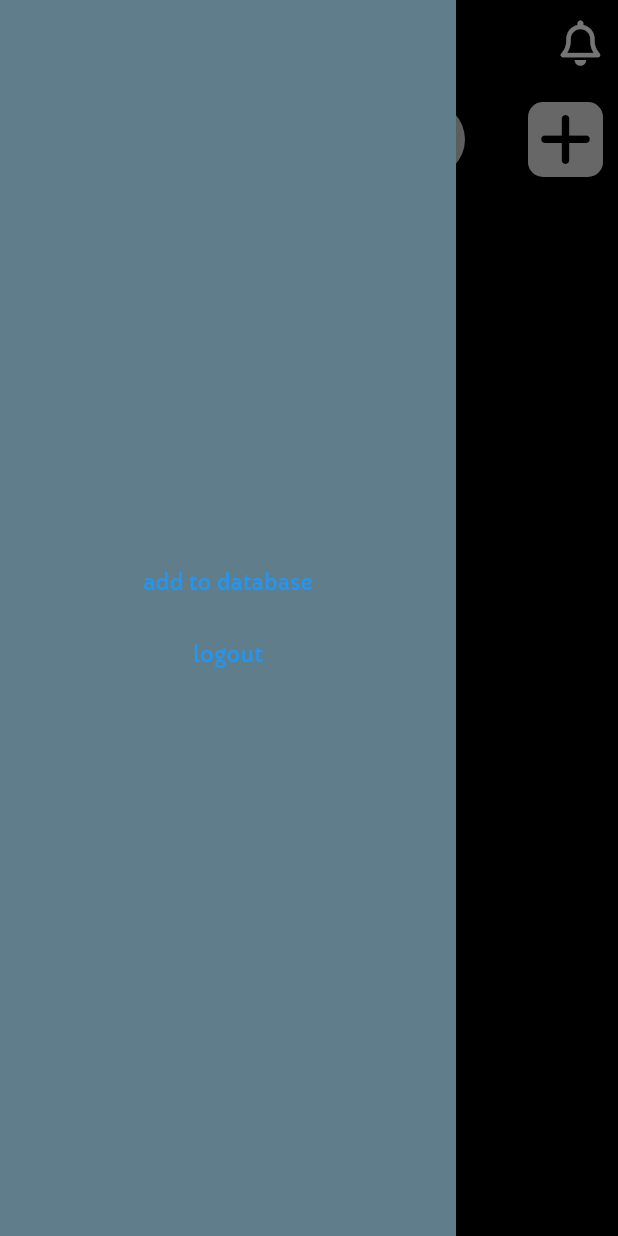
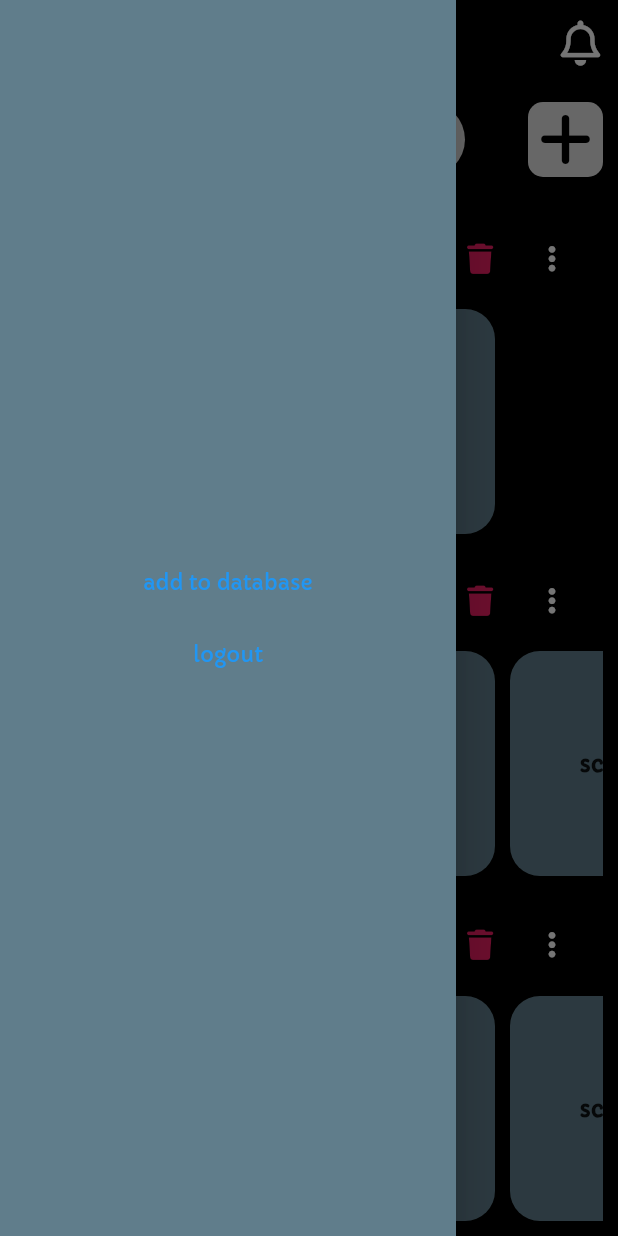
Before and after one commit to Tanmay-R-Choudhary/task_manager, a Flutter app: the screen it shows once a user with an empty profile is signed in, in the side drawer, after a tap on "add to database", on a phone screen of 412 x 824 dp. Run offline on Flutter 3.47's test engine with Material 2 defaults, Android fonts, the phone set to English and light mode, and no system bars; our stand-ins replace firebase_auth, firebase_core, firebase_database, font_awesome_flutter, get; accounts and stored records are empty.

Commit message:
adding database support

```diff
--- a/lib/custom_widgets/groups/group/controller/group_controller.dart
+++ /dev/null
@@ -1,48 +0,0 @@
-import 'package:firebase_database/firebase_database.dart';
-import 'package:get/get.dart';
-import 'package:task_manager/custom_widgets/groups/group/view/groups.dart';
-import 'package:task_manager/custom_widgets/groups/group_card/view/group_card.dart';
-
-class GroupController extends GetxController {
-  final List<DataSnapshot> userData;
-  GroupController({required this.userData});
-
-  Map<String, List<DataSnapshot>> _groupFilter = {};
-  Map<String, List<GroupCard>> groupCards = {};
-
-  void _makeGroups() {
-    for (var element in userData) {
-      if (_groupFilter
-          .containsKey(element.child("category").value.toString())) {
-        _groupFilter[element.child("category").value.toString()]?.add(element);
-      } else {
-        _groupFilter[element.child("category").value.toString()] = [element];
-      }
-    }
-  }
-
-  void _makeCards() {
-    _makeGroups();
-
-    for (var e in _groupFilter.entries) {
-      List<GroupCard> _cards = [];
-      for (var v in e.value) {
-        _cards.add(GroupCard(title: v.child("title").value.toString()));
-      }
-
-      groupCards[e.key] = _cards;
-    }
-  }
-
-  List<Groups> returnAllGroups() {
-    _makeCards();
-
-    List<Groups> displayGroups = [];
-
-    for (var i in groupCards.entries) {
-      displayGroups.add(Groups(groupTitle: i.key, cards: i.value));
-    }
-
-    return displayGroups;
-  }
-}
--- a/lib/screens/create_account/view/create_account.dart
+++ b/lib/screens/create_account/view/create_account.dart
@@ -117,7 +117,9 @@ class CreateAccountPage extends GetView<CreateAccountPageController> {
                           thickness: 1.0,
                         ),
                         const Spacer(),
-                        Align(
+                        Padding(
+                          padding: const EdgeInsets.only(bottom: 10),
+                          child: Align(
                             alignment: Alignment.center,
                             child: GestureDetector(
                                 onTap: () {
@@ -128,6 +130,7 @@ class CreateAccountPage extends GetView<CreateAccountPageController> {
                                   style: TextStyle(
                                       color: Colors.black, fontSize: 10.0),
                                 )),
+                          ),
                         )
                       ],
                     ),
--- a/lib/screens/home/controller/home_controller.dart
+++ b/lib/screens/home/controller/home_controller.dart
@@ -1,5 +1,24 @@
+import 'package:flutter/material.dart';
 import 'package:get/get.dart';
+import 'package:task_manager/screens/home/view/group.dart';
 
 class HomeController extends GetxController {
   var notificationsAvailable = false.obs;
+
+  late List<Widget> groups;
+
+  List<Widget> makeGroups() {
+    groups = [
+      const Group(
+          groupTitle: "Your teams", cardTitles: ["Physics engine", 'scout R']),
+      const Group(
+          groupTitle: "Personal projects",
+          cardTitles: ["Physics engine", 'scout R', 'scout R', 'scout R']),
+      const Group(
+          groupTitle: "Personal projects for rocketry",
+          cardTitles: ["Physics engine", 'scout R', 'scout R', 'scout R']),
+    ];
+
+    return groups;
+  }
 }
--- /dev/null
+++ b/lib/screens/home/view/group.dart
@@ -0,0 +1,97 @@
+import 'package:flutter/material.dart';
+import 'package:font_awesome_flutter/font_awesome_flutter.dart';
+import 'package:get/get.dart';
+import 'package:task_manager/screens/home/view/dialogs.dart';
+
+class Group extends StatelessWidget {
+  final String groupTitle;
+  final List<String> cardTitles;
+  const Group({Key? key, required this.groupTitle, required this.cardTitles})
+      : super(key: key);
+
+  @override
+  Widget build(BuildContext context) {
+    List<GroupCard> makeChildren() {
+      List<GroupCard> cards = [];
+
+      for (var s in cardTitles) {
+        cards.add(GroupCard(cardTitle: s));
+      }
+
+      return cards;
+    }
+
+    return Column(
+      crossAxisAlignment: CrossAxisAlignment.start,
+      children: [
+        Padding(
+          padding: const EdgeInsets.all(10.0),
+          child: Row(
+            children: [
+              SizedBox(
+                width: 200.0,
+                child: Text(
+                  groupTitle,
+                  style: const TextStyle(
+                      color: Colors.white,
+                      fontWeight: FontWeight.bold,
+                      fontSize: 20.0),
+                ),
+              ),
+              const Spacer(),
+              IconButton(
+                  onPressed: () {
+                    Get.dialog(const CardCreatorDialog());
+                  },
+                  icon: const Icon(FontAwesomeIcons.plus,
+                      color: Colors.white, size: 20.0)),
+              IconButton(
+                  onPressed: () {
+                    Get.dialog(const GroupDeleterDialog());
+                  },
+                  icon: const Icon(FontAwesomeIcons.trash,
+                      color: Colors.pink, size: 20.0)),
+              IconButton(
+                  onPressed: () {},
+                  icon: const Icon(FontAwesomeIcons.ellipsisVertical,
+                      color: Colors.white, size: 20.0))
+            ],
+          ),
+        ),
+        Padding(
+          padding: const EdgeInsets.only(bottom: 10.0),
+          child: SizedBox(
+            height: 150.0,
+            child: ListView(
+              scrollDirection: Axis.horizontal,
+              padding: const EdgeInsets.only(left: 10.0),
+              children: makeChildren(),
+            ),
+          ),
+        ),
+      ],
+    );
+  }
+}
+
+class GroupCard extends StatelessWidget {
+  final String cardTitle;
+  const GroupCard({Key? key, required this.cardTitle}) : super(key: key);
+
+  @override
+  Widget build(BuildContext context) {
+    return Container(
+      margin: const EdgeInsets.only(right: 10.0),
+      height: 150,
+      width: 150,
+      decoration: BoxDecoration(
+          color: Colors.blueGrey, borderRadius: BorderRadius.circular(20.0)),
+      child: Center(
+        child: Text(
+          cardTitle,
+          style: const TextStyle(fontSize: 15.0, fontWeight: FontWeight.bold),
+        ),
+      ),
+    );
+  }
+}
--- a/lib/screens/home/view/home.dart
+++ b/lib/screens/home/view/home.dart
@@ -2,26 +2,17 @@ import 'package:flutter/material.dart';
 import 'package:flutter/services.dart';
 import 'package:font_awesome_flutter/font_awesome_flutter.dart';
 import 'package:get/get.dart';
-import 'package:task_manager/custom_widgets/groups/group/controller/group_controller.dart';
-import 'package:task_manager/custom_widgets/groups/group/view/groups.dart';
 import 'package:task_manager/screens/home/controller/home_controller.dart';
+import 'package:task_manager/screens/home/view/dialogs.dart';
 import 'package:task_manager/screens/notifications/binding/notifications_binding.dart';
 import 'package:task_manager/screens/notifications/view/notifications.dart';
 import 'package:task_manager/utils/firebase_authentication_service.dart';
-import 'package:task_manager/utils/firebase_database_service.dart';
 
 class HomePage extends GetView<HomeController> {
   const HomePage({Key? key}) : super(key: key);
 
   @override
   Widget build(BuildContext context) {
-    Get.put(GroupController(
-        userData: DatabaseServiceController.instance.getUserData));
-
-    var groupController = Get.find<GroupController>();
-
-    List<Groups> res = groupController.returnAllGroups();
-
     return AnnotatedRegion<SystemUiOverlayStyle>(
       value: const SystemUiOverlayStyle(
         statusBarColor: Colors.transparent,
@@ -35,18 +26,7 @@ class HomePage extends GetView<HomeController> {
             mainAxisAlignment: MainAxisAlignment.center,
             children: [
               TextButton(
-                  child: const Text("add to database"),
-                  onPressed: () {
-                    DatabaseServiceController.instance
-                        .addData("test category 1", "test title 1");
-                    DatabaseServiceController.instance
-                        .addData("test category 2", "test title 2");
-                    DatabaseServiceController.instance
-                        .addData("test category 3", "test title 3");
-
-                    DatabaseServiceController.instance.updateData();
-                    // DatabaseServiceController.instance.printData();
-                  }),
+                  child: const Text("add to database"), onPressed: () {}),
               TextButton(
                   child: const Text("logout"),
                   onPressed: () {
@@ -114,8 +94,7 @@ class HomePage extends GetView<HomeController> {
                       const Spacer(),
                       GestureDetector(
                         onTap: () {
-                          controller.notificationsAvailable.value =
-                              !controller.notificationsAvailable.value;
+                          Get.dialog(const GroupCreatorDialog());
                         },
                         child: Container(
                           height: 50.0,
@@ -136,7 +115,7 @@ class HomePage extends GetView<HomeController> {
                     const SizedBox(
                       height: 20.0,
                     ),
-                    ...res
+                    ...controller.makeGroups()
                   ]),
                 ),
               ),
--- a/lib/utils/firebase_authentication_service.dart
+++ b/lib/utils/firebase_authentication_service.dart
@@ -22,7 +22,6 @@ class AuthenticationServiceController extends GetxController {
 
   _initaliseScreen(User? user) {
     if (user == null) {
-      print("this hit");
       Get.offAll(() => const StartPage(), binding: StartPageBinding());
     } else {
       Get.offAll(() => const HomePage(), binding: HomeBinding());
--- a/lib/utils/firebase_database_service.dart
+++ b/lib/utils/firebase_database_service.dart
@@ -8,51 +8,35 @@ class DatabaseServiceController extends GetxController {
 
   DatabaseServiceController({required this.currentUser});
 
-  // late Rx<Future<DataSnapshot?>> _userData;
-  final List<DataSnapshot> _userData = [];
-
   FirebaseDatabase database = FirebaseDatabase.instance;
 
-  late Rx<DatabaseReference> dbUserRef;
+  late DatabaseReference userDataRef;
 
-  Future<void> _initialiseData() async {
-    await dbUserRef.value.once().then((value) {
-      value.snapshot.child('${currentUser?.uid}').children.forEach((element) {
-        database.ref('groups/${element.value}').once().then((value) {
-          _userData.add(value.snapshot);
-        });
-      });
-    });
+  late DatabaseReference groupsDataRef;
+
+  late DatabaseReference projectsDataRef;
+
+  @override
+  void onInit() {
+    userDataRef = database.ref("users/${currentUser?.uid}");
+    groupsDataRef = database.ref("groups/");
+    projectsDataRef = database.ref("projects/");
+    super.onInit();
   }
 
-  List<DataSnapshot> get getUserData {
-    return _userData;
+  void makeNewGroup(String groupTitle) async {
+    var id = groupsDataRef.push();
+    await id.set({'title': groupTitle});
+
+    await userDataRef.push().set(id.key);
   }
 
-  void addData(String category, String title) async {
-    var id_group = database.ref('groups/').push();
-    await id_group.set({'category': category, 'title': title});
+  void makeNewProject(String projectTitle) async {
+    var id = projectsDataRef.push();
+    await id.set({'title': projectTitle});
 
-    print(currentUser?.uid);
-
-    database.ref('users/${currentUser?.uid}').push().set(id_group.key);
+    // groupsDataRef; TODO: get the group to which new project must be added
   }
 
-  void printData() {
-    for (var e in _userData) {
-      print(e);
-    }
-  }
-
-  void updateData() {
-    _initialiseData();
-  }
-
-  @override
-  void onReady() {
-    super.onReady();
-    _initialiseData();
-    dbUserRef = Rx<DatabaseReference>(database.ref('users/'));
-    // dbUserRef.bindStream(dbUserRef.value.onChildChanged);
-  }
+  void deleteGroup() {}
 }
```
Also changed, not shown: lib/custom_widgets/groups/group/view/groups.dart (deleted, +0 -55 lines), lib/custom_widgets/groups/group_card/view/group_card.dart (deleted, +0 -20 lines), lib/screens/home/view/dialogs.dart (added, +186 -0 lines). Lines whose indentation alone changed are shown as unchanged.
